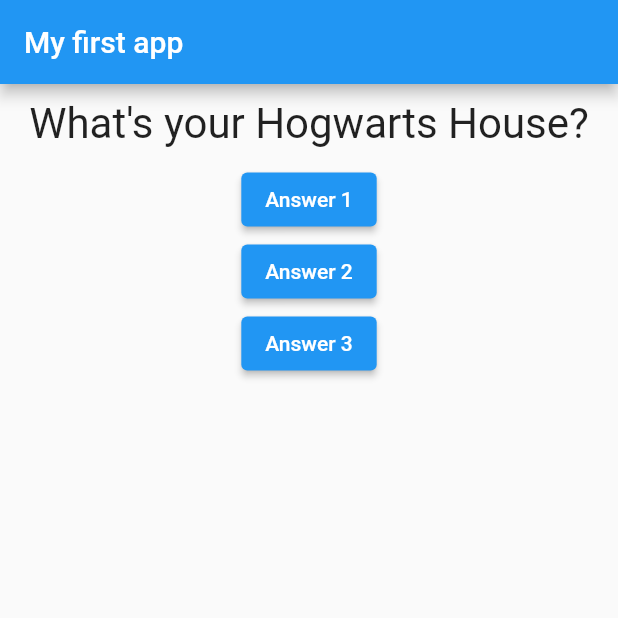
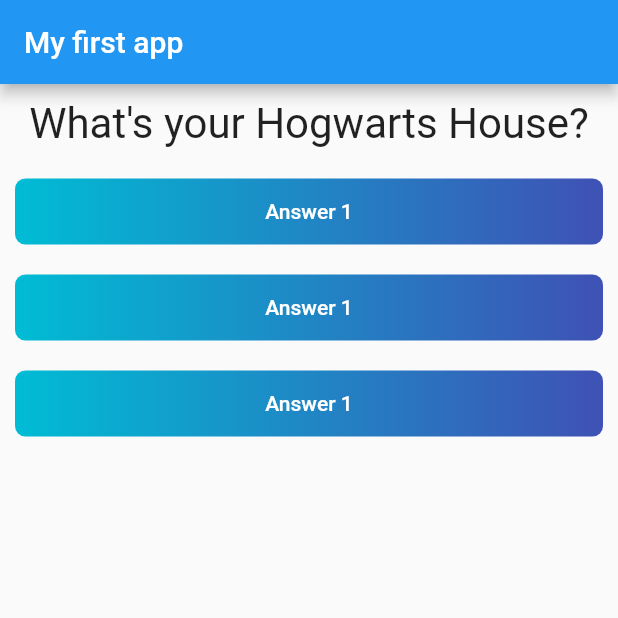
Before and after one commit to Totemi1324/sandbox_app, a Flutter app: the screen it shows after launch, on a phone screen of 412 x 824 dp, the top half of it. Run offline on Flutter 3.47's test engine with Material 2 defaults, Android fonts, the light colour scheme and no system bars.

Commit message:
Extract answer class to a separate file

```diff
--- /dev/null
+++ b/lib/answer.dart
@@ -0,0 +1,31 @@
+import 'package:flutter/material.dart';
+
+class Answer extends StatelessWidget {
+  final VoidCallback handler;
+  final Gradient backgroundGradient;
+
+  const Answer(this.handler,
+      {super.key,
+      this.backgroundGradient =
+          const LinearGradient(colors: [Colors.cyan, Colors.indigo])});
+
+  @override
+  Widget build(BuildContext context) {
+    final borderRadius = BorderRadius.circular(7);
+
+    return Container(
+      width: double.infinity,
+      height: 44.0,
+      decoration: BoxDecoration(
+        gradient: backgroundGradient,
+        borderRadius: borderRadius,
+      ),
+      margin: const EdgeInsets.all(10),
+      child: MaterialButton(
+        onPressed: handler,
+        shape: RoundedRectangleBorder(borderRadius: borderRadius),
+        child: const Text("Answer 1", style: TextStyle(color: Colors.white),),
+      ),
+    );
+  }
+}
--- a/lib/main.dart
+++ b/lib/main.dart
@@ -1,5 +1,6 @@
 import 'package:flutter/material.dart';
 import './question.dart';
+import './answer.dart';
 
 void main(List<String> args) => runApp(const MyApp());
 
@@ -41,18 +42,9 @@
             Question(
               questionList[_questionIndex],
             ),
-            ElevatedButton(
-              onPressed: _onAnswerPressed,
-              child: const Text("Answer 1"),
-            ),
-            ElevatedButton(
-              onPressed: _onAnswerPressed,
-              child: const Text("Answer 2"),
-            ),
-            ElevatedButton(
-              onPressed: _onAnswerPressed,
-              child: const Text("Answer 3"),
-            ),
+            Answer(_onAnswerPressed),
+            Answer(_onAnswerPressed),
+            Answer(_onAnswerPressed),
           ],
         ),
       ),
```
